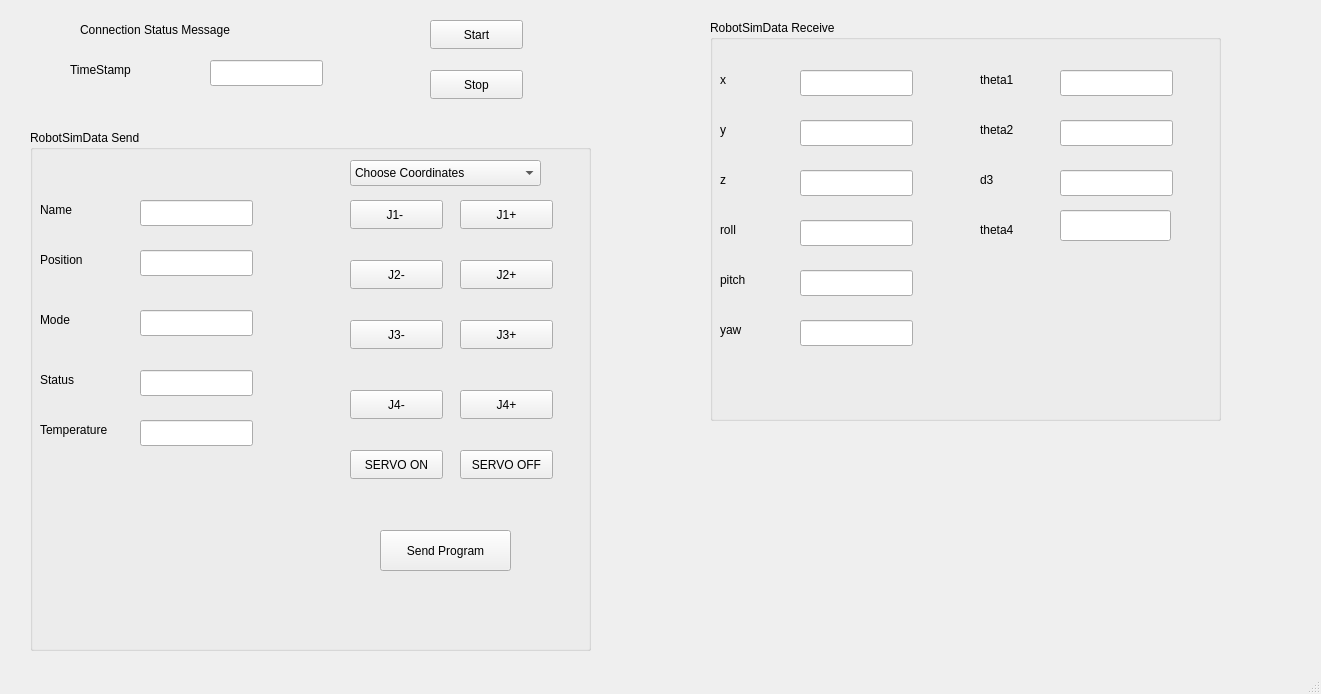
Old version of the form mainwindow.ui in the repository DzungV/OPCUAClient_Qt.
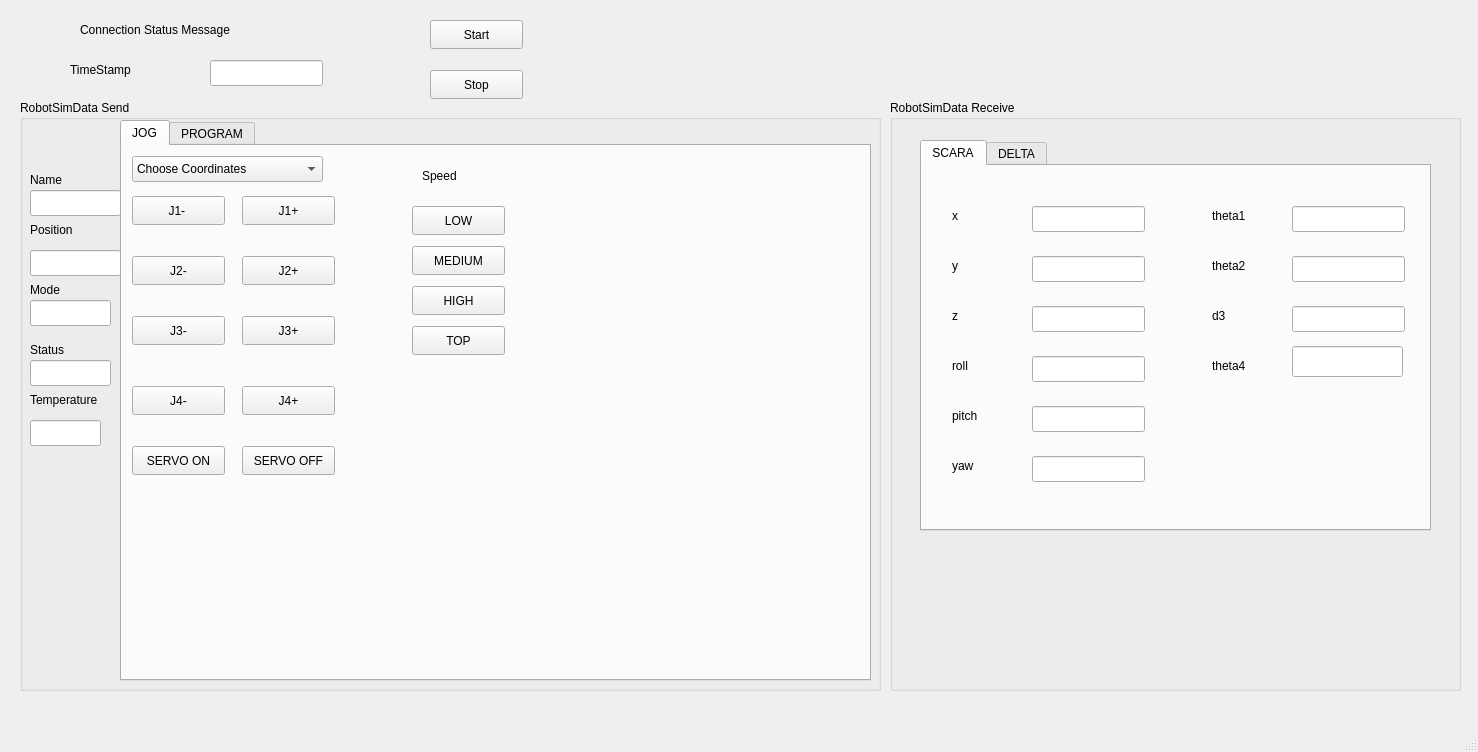
New version of the form. The open tabs and pages were chosen to show the change.

The edit to the form file:
```diff
--- a/mainwindow.ui
+++ b/mainwindow.ui
@@ -6,8 +6,8 @@
    <rect>
     <x>0</x>
     <y>0</y>
-    <width>1321</width>
-    <height>694</height>
+    <width>1478</width>
+    <height>752</height>
    </rect>
   </property>
   <property name="windowTitle">
@@ -43,10 +43,10 @@
    <widget class="QGroupBox" name="groupBox">
     <property name="geometry">
      <rect>
-      <x>30</x>
-      <y>130</y>
-      <width>561</width>
-      <height>521</height>
+      <x>20</x>
+      <y>100</y>
+      <width>861</width>
+      <height>591</height>
      </rect>
     </property>
     <property name="title">
@@ -120,9 +120,9 @@
     <widget class="QLineEdit" name="lnESend_Name">
      <property name="geometry">
       <rect>
-       <x>110</x>
-       <y>70</y>
-       <width>113</width>
+       <x>10</x>
+       <y>90</y>
+       <width>91</width>
        <height>26</height>
       </rect>
      </property>
@@ -130,9 +130,9 @@
     <widget class="QLineEdit" name="lnESend_Pos">
      <property name="geometry">
       <rect>
-       <x>110</x>
-       <y>120</y>
-       <width>113</width>
+       <x>10</x>
+       <y>150</y>
+       <width>91</width>
        <height>26</height>
       </rect>
      </property>
@@ -140,9 +140,9 @@
     <widget class="QLineEdit" name="lnESend_Mode">
      <property name="geometry">
       <rect>
-       <x>110</x>
-       <y>180</y>
-       <width>113</width>
+       <x>10</x>
+       <y>200</y>
+       <width>81</width>
        <height>26</height>
       </rect>
      </property>
@@ -150,9 +150,9 @@
     <widget class="QLineEdit" name="lnESend_Stt">
      <property name="geometry">
       <rect>
-       <x>110</x>
-       <y>240</y>
-       <width>113</width>
+       <x>10</x>
+       <y>260</y>
+       <width>81</width>
        <height>26</height>
       </rect>
      </property>
@@ -160,135 +160,34 @@
     <widget class="QLineEdit" name="lnESend_Temp">
      <property name="geometry">
       <rect>
-       <x>110</x>
-       <y>290</y>
-       <width>113</width>
-       <height>26</height>
-      </rect>
-     </property>
-    </widget>
-    <widget class="QPushButton" name="btnJ1_neg">
-     <property name="geometry">
-      <rect>
-       <x>320</x>
-       <y>70</y>
-       <width>93</width>
-       <height>29</height>
-      </rect>
-     </property>
-     <property name="text">
-      <string>J1- </string>
-     </property>
-    </widget>
-    <widget class="QPushButton" name="btnJ1_pos">
-     <property name="geometry">
-      <rect>
-       <x>430</x>
-       <y>70</y>
-       <width>93</width>
-       <height>29</height>
-      </rect>
-     </property>
-     <property name="text">
-      <string>J1+</string>
-     </property>
-    </widget>
-    <widget class="QPushButton" name="btnJ2_neg">
-     <property name="geometry">
-      <rect>
-       <x>320</x>
-       <y>130</y>
-       <width>93</width>
-       <height>29</height>
-      </rect>
-     </property>
-     <property name="text">
-      <string>J2-</string>
-     </property>
-    </widget>
-    <widget class="QPushButton" name="btnJ2_pos">
-     <property name="geometry">
-      <rect>
-       <x>430</x>
-       <y>130</y>
-       <width>93</width>
-       <height>29</height>
-      </rect>
-     </property>
-     <property name="text">
-      <string>J2+</string>
-     </property>
-    </widget>
-    <widget class="QPushButton" name="btnJ3_neg">
-     <property name="geometry">
-      <rect>
-       <x>320</x>
-       <y>190</y>
-       <width>93</width>
-       <height>29</height>
-      </rect>
-     </property>
-     <property name="text">
-      <string>J3-</string>
-     </property>
-    </widget>
-    <widget class="QPushButton" name="btnJ3_pos">
-     <property name="geometry">
-      <rect>
-       <x>430</x>
-       <y>190</y>
-       <width>93</width>
-       <height>29</height>
-      </rect>
-     </property>
-     <property name="text">
-      <string>J3+</string>
-     </property>
-    </widget>
-    <widget class="QPushButton" name="btnJ4_neg">
-     <property name="geometry">
-      <rect>
-       <x>320</x>
-       <y>260</y>
-       <width>93</width>
-       <height>29</height>
-      </rect>
-     </property>
-     <property name="text">
-      <string>J4-</string>
-     </property>
-    </widget>
-    <widget class="QPushButton" name="btnJ4_pos">
-     <property name="geometry">
-      <rect>
-       <x>430</x>
-       <y>260</y>
-       <width>93</width>
-       <height>29</height>
-      </rect>
-     </property>
-     <property name="text">
-      <string>J4+</string>
-     </property>
-    </widget>
-    <widget class="QPushButton" name="btnSVON">
-     <property name="geometry">
-      <rect>
-       <x>320</x>
+       <x>10</x>
        <y>320</y>
-       <width>93</width>
-       <height>29</height>
+       <width>71</width>
+       <height>26</height>
       </rect>
      </property>
-     <property name="text">
-      <string>SERVO ON</string>
-     </property>
     </widget>
+    <widget class="QTabWidget" name="tabWidget">
+     <property name="geometry">
+      <rect>
+       <x>100</x>
+       <y>20</y>
+       <width>751</width>
+       <height>561</height>
+      </rect>
+     </property>
+     <property name="currentIndex">
+      <number>1</number>
+     </property>
+     <widget class="QWidget" name="tab">
+      <attribute name="title">
+       <string>JOG</string>
+      </attribute>
     <widget class="QPushButton" name="btnSVOFF">
      <property name="geometry">
       <rect>
-       <x>430</x>
-       <y>320</y>
+         <x>120</x>
+         <y>300</y>
        <width>93</width>
        <height>29</height>
       </rect>
@@ -297,11 +196,24 @@
       <string>SERVO OFF</string>
      </property>
     </widget>
+      <widget class="QPushButton" name="btnJ2_neg">
+       <property name="geometry">
+        <rect>
+         <x>10</x>
+         <y>110</y>
+         <width>93</width>
+         <height>29</height>
+        </rect>
+       </property>
+       <property name="text">
+        <string>J2-</string>
+       </property>
+      </widget>
     <widget class="QComboBox" name="chbCoords">
      <property name="geometry">
       <rect>
-       <x>320</x>
-       <y>30</y>
+         <x>10</x>
+         <y>10</y>
        <width>191</width>
        <height>26</height>
       </rect>
@@ -332,11 +244,185 @@
       </property>
      </item>
     </widget>
+      <widget class="QPushButton" name="btnJ4_neg">
+       <property name="geometry">
+        <rect>
+         <x>10</x>
+         <y>240</y>
+         <width>93</width>
+         <height>29</height>
+        </rect>
+       </property>
+       <property name="text">
+        <string>J4-</string>
+       </property>
+      </widget>
+      <widget class="QPushButton" name="btnJ2_pos">
+       <property name="geometry">
+        <rect>
+         <x>120</x>
+         <y>110</y>
+         <width>93</width>
+         <height>29</height>
+        </rect>
+       </property>
+       <property name="text">
+        <string>J2+</string>
+       </property>
+      </widget>
+      <widget class="QPushButton" name="btnJ4_pos">
+       <property name="geometry">
+        <rect>
+         <x>120</x>
+         <y>240</y>
+         <width>93</width>
+         <height>29</height>
+        </rect>
+       </property>
+       <property name="text">
+        <string>J4+</string>
+       </property>
+      </widget>
+      <widget class="QPushButton" name="btnJ1_pos">
+       <property name="geometry">
+        <rect>
+         <x>120</x>
+         <y>50</y>
+         <width>93</width>
+         <height>29</height>
+        </rect>
+       </property>
+       <property name="text">
+        <string>J1+</string>
+       </property>
+      </widget>
+      <widget class="QPushButton" name="btnJ3_pos">
+       <property name="geometry">
+        <rect>
+         <x>120</x>
+         <y>170</y>
+         <width>93</width>
+         <height>29</height>
+        </rect>
+       </property>
+       <property name="text">
+        <string>J3+</string>
+       </property>
+      </widget>
+      <widget class="QPushButton" name="btnJ3_neg">
+       <property name="geometry">
+        <rect>
+         <x>10</x>
+         <y>170</y>
+         <width>93</width>
+         <height>29</height>
+        </rect>
+       </property>
+       <property name="text">
+        <string>J3-</string>
+       </property>
+      </widget>
+      <widget class="QPushButton" name="btnJ1_neg">
+       <property name="geometry">
+        <rect>
+         <x>10</x>
+         <y>50</y>
+         <width>93</width>
+         <height>29</height>
+        </rect>
+       </property>
+       <property name="text">
+        <string>J1- </string>
+       </property>
+      </widget>
+      <widget class="QPushButton" name="btnSVON">
+       <property name="geometry">
+        <rect>
+         <x>10</x>
+         <y>300</y>
+         <width>93</width>
+         <height>29</height>
+        </rect>
+       </property>
+       <property name="text">
+        <string>SERVO ON</string>
+       </property>
+      </widget>
+      <widget class="QLabel" name="label_17">
+       <property name="geometry">
+        <rect>
+         <x>300</x>
+         <y>20</y>
+         <width>63</width>
+         <height>20</height>
+        </rect>
+       </property>
+       <property name="text">
+        <string>Speed</string>
+       </property>
+      </widget>
+      <widget class="QPushButton" name="btnSpeed_low">
+       <property name="geometry">
+        <rect>
+         <x>290</x>
+         <y>60</y>
+         <width>93</width>
+         <height>29</height>
+        </rect>
+       </property>
+       <property name="text">
+        <string>LOW</string>
+       </property>
+      </widget>
+      <widget class="QPushButton" name="btnSpeed_med">
+       <property name="geometry">
+        <rect>
+         <x>290</x>
+         <y>100</y>
+         <width>93</width>
+         <height>29</height>
+        </rect>
+       </property>
+       <property name="text">
+        <string>MEDIUM</string>
+       </property>
+      </widget>
+      <widget class="QPushButton" name="btnSpeed_high">
+       <property name="geometry">
+        <rect>
+         <x>290</x>
+         <y>140</y>
+         <width>93</width>
+         <height>29</height>
+        </rect>
+       </property>
+       <property name="text">
+        <string>HIGH</string>
+       </property>
+      </widget>
+      <widget class="QPushButton" name="btnSpeed_top">
+       <property name="geometry">
+        <rect>
+         <x>290</x>
+         <y>180</y>
+         <width>93</width>
+         <height>29</height>
+        </rect>
+       </property>
+       <property name="text">
+        <string>TOP</string>
+       </property>
+      </widget>
+     </widget>
+     <widget class="QWidget" name="tab_2">
+      <attribute name="title">
+       <string>PROGRAM</string>
+      </attribute>
     <widget class="QPushButton" name="btnSendProg">
      <property name="geometry">
       <rect>
-       <x>350</x>
-       <y>400</y>
+         <x>500</x>
+         <y>470</y>
        <width>131</width>
        <height>41</height>
       </rect>
@@ -345,63 +431,79 @@
       <string>Send Program</string>
      </property>
     </widget>
+      <widget class="QPushButton" name="btnWriteProg">
+       <property name="geometry">
+        <rect>
+         <x>30</x>
+         <y>470</y>
+         <width>131</width>
+         <height>41</height>
+        </rect>
+       </property>
+       <property name="text">
+        <string>Write a Program</string>
+       </property>
+      </widget>
+      <widget class="QWidget" name="gridLayoutWidget">
+       <property name="geometry">
+        <rect>
+         <x>20</x>
+         <y>10</y>
+         <width>711</width>
+         <height>451</height>
+        </rect>
+       </property>
+       <layout class="QGridLayout" name="gridLayout"/>
+      </widget>
+      <widget class="QPushButton" name="btnSaveProg">
+       <property name="geometry">
+        <rect>
+         <x>270</x>
+         <y>470</y>
+         <width>141</width>
+         <height>41</height>
+        </rect>
+       </property>
+       <property name="text">
+        <string>Save Program</string>
+       </property>
+      </widget>
+     </widget>
+    </widget>
    </widget>
    <widget class="QGroupBox" name="groupBox_2">
     <property name="geometry">
      <rect>
-      <x>710</x>
-      <y>20</y>
-      <width>511</width>
-      <height>401</height>
+      <x>890</x>
+      <y>100</y>
+      <width>571</width>
+      <height>591</height>
      </rect>
     </property>
     <property name="title">
      <string>RobotSimData Receive</string>
     </property>
-    <widget class="QLabel" name="label_7">
+    <widget class="QTabWidget" name="tabWidget_2">
      <property name="geometry">
       <rect>
-       <x>10</x>
-       <y>50</y>
-       <width>31</width>
-       <height>20</height>
+       <x>30</x>
+       <y>40</y>
+       <width>511</width>
+       <height>391</height>
       </rect>
      </property>
-     <property name="text">
-      <string>x</string>
+     <property name="currentIndex">
+      <number>0</number>
      </property>
-    </widget>
-    <widget class="QLabel" name="label_8">
-     <property name="geometry">
-      <rect>
-       <x>10</x>
-       <y>100</y>
-       <width>21</width>
-       <height>20</height>
-      </rect>
-     </property>
-     <property name="text">
-      <string>y</string>
-     </property>
-    </widget>
-    <widget class="QLabel" name="label_9">
-     <property name="geometry">
-      <rect>
-       <x>10</x>
-       <y>150</y>
-       <width>31</width>
-       <height>20</height>
-      </rect>
-     </property>
-     <property name="text">
-      <string>z</string>
-     </property>
-    </widget>
+     <widget class="QWidget" name="tab_3">
+      <attribute name="title">
+       <string>SCARA</string>
+      </attribute>
     <widget class="QLabel" name="label_10">
      <property name="geometry">
       <rect>
-       <x>10</x>
-       <y>200</y>
+         <x>30</x>
+         <y>190</y>
        <width>41</width>
        <height>20</height>
       </rect>
@@ -410,34 +512,37 @@
       <string>roll</string>
      </property>
     </widget>
-    <widget class="QLabel" name="label_11">
+      <widget class="QLabel" name="label_15">
      <property name="geometry">
       <rect>
-       <x>10</x>
-       <y>250</y>
-       <width>51</width>
+         <x>290</x>
+         <y>140</y>
+         <width>63</width>
        <height>20</height>
       </rect>
      </property>
      <property name="text">
-      <string>pitch</string>
-     </property>
-    </widget>
-    <widget class="QLineEdit" name="lnERecv_x">
+        <string>d3</string>
+       </property>
+      </widget>
+      <widget class="QLabel" name="label_8">
      <property name="geometry">
       <rect>
-       <x>90</x>
-       <y>50</y>
-       <width>113</width>
-       <height>26</height>
-      </rect>
-     </property>
-    </widget>
-    <widget class="QLineEdit" name="lnERecv_y">
+         <x>30</x>
+         <y>90</y>
+         <width>21</width>
+         <height>20</height>
+        </rect>
+       </property>
+       <property name="text">
+        <string>y</string>
+       </property>
+      </widget>
+      <widget class="QLineEdit" name="lnERecv_theta2">
      <property name="geometry">
       <rect>
-       <x>90</x>
-       <y>100</y>
+         <x>370</x>
+         <y>90</y>
        <width>113</width>
        <height>26</height>
       </rect>
@@ -446,8 +551,31 @@
     <widget class="QLineEdit" name="lnERecv_z">
      <property name="geometry">
       <rect>
-       <x>90</x>
-       <y>150</y>
+         <x>110</x>
+         <y>140</y>
+         <width>113</width>
+         <height>26</height>
+        </rect>
+       </property>
+      </widget>
+      <widget class="QLabel" name="label_14">
+       <property name="geometry">
+        <rect>
+         <x>290</x>
+         <y>40</y>
+         <width>63</width>
+         <height>20</height>
+        </rect>
+       </property>
+       <property name="text">
+        <string>theta1</string>
+       </property>
+      </widget>
+      <widget class="QLineEdit" name="lnERecv_x">
+       <property name="geometry">
+        <rect>
+         <x>110</x>
+         <y>40</y>
        <width>113</width>
        <height>26</height>
       </rect>
@@ -456,8 +584,18 @@
     <widget class="QLineEdit" name="lnERecv_roll">
      <property name="geometry">
       <rect>
-       <x>90</x>
-       <y>200</y>
+         <x>110</x>
+         <y>190</y>
+         <width>113</width>
+         <height>26</height>
+        </rect>
+       </property>
+      </widget>
+      <widget class="QLineEdit" name="lnERecv_d3">
+       <property name="geometry">
+        <rect>
+         <x>370</x>
+         <y>140</y>
        <width>113</width>
        <height>26</height>
       </rect>
@@ -466,8 +604,8 @@
     <widget class="QLineEdit" name="lnERecv_pitch">
      <property name="geometry">
       <rect>
-       <x>90</x>
-       <y>250</y>
+         <x>110</x>
+         <y>240</y>
        <width>113</width>
        <height>26</height>
       </rect>
@@ -476,8 +614,8 @@
     <widget class="QLabel" name="label_12">
      <property name="geometry">
       <rect>
-       <x>10</x>
-       <y>300</y>
+         <x>30</x>
+         <y>290</y>
        <width>63</width>
        <height>20</height>
       </rect>
@@ -486,21 +624,11 @@
       <string>yaw</string>
      </property>
     </widget>
-    <widget class="QLineEdit" name="lnERecv_yaw">
-     <property name="geometry">
-      <rect>
-       <x>90</x>
-       <y>300</y>
-       <width>113</width>
-       <height>26</height>
-      </rect>
-     </property>
-    </widget>
     <widget class="QLabel" name="label_13">
      <property name="geometry">
       <rect>
-       <x>270</x>
-       <y>100</y>
+         <x>290</x>
+         <y>90</y>
        <width>63</width>
        <height>20</height>
       </rect>
@@ -509,84 +637,104 @@
       <string>theta2</string>
      </property>
     </widget>
-    <widget class="QLabel" name="label_14">
+      <widget class="QLabel" name="label_7">
      <property name="geometry">
       <rect>
-       <x>270</x>
-       <y>50</y>
-       <width>63</width>
+         <x>30</x>
+         <y>40</y>
+         <width>31</width>
        <height>20</height>
       </rect>
      </property>
      <property name="text">
-      <string>theta1</string>
-     </property>
-    </widget>
-    <widget class="QLabel" name="label_15">
+        <string>x </string>
+       </property>
+      </widget>
+      <widget class="QLabel" name="label_16">
      <property name="geometry">
       <rect>
-       <x>270</x>
-       <y>150</y>
+         <x>290</x>
+         <y>190</y>
        <width>63</width>
        <height>20</height>
       </rect>
      </property>
      <property name="text">
-      <string>d3</string>
-     </property>
-    </widget>
-    <widget class="QLineEdit" name="lnERecv_theta1">
-     <property name="geometry">
-      <rect>
-       <x>350</x>
-       <y>50</y>
-       <width>113</width>
-       <height>26</height>
-      </rect>
-     </property>
-    </widget>
-    <widget class="QLineEdit" name="lnERecv_theta2">
-     <property name="geometry">
-      <rect>
-       <x>350</x>
-       <y>100</y>
-       <width>113</width>
-       <height>26</height>
-      </rect>
-     </property>
-    </widget>
-    <widget class="QLineEdit" name="lnERecv_d3">
-     <property name="geometry">
-      <rect>
-       <x>350</x>
-       <y>150</y>
-       <width>113</width>
-       <height>26</height>
-      </rect>
+        <string>theta4</string>
      </property>
     </widget>
     <widget class="QLineEdit" name="lnERecv_theta4">
      <property name="geometry">
       <rect>
-       <x>350</x>
-       <y>190</y>
+         <x>370</x>
+         <y>180</y>
        <width>111</width>
        <height>31</height>
       </rect>
      </property>
     </widget>
-    <widget class="QLabel" name="label_16">
+      <widget class="QLineEdit" name="lnERecv_y">
      <property name="geometry">
       <rect>
-       <x>270</x>
-       <y>200</y>
-       <width>63</width>
+         <x>110</x>
+         <y>90</y>
+         <width>113</width>
+         <height>26</height>
+        </rect>
+       </property>
+      </widget>
+      <widget class="QLineEdit" name="lnERecv_theta1">
+       <property name="geometry">
+        <rect>
+         <x>370</x>
+         <y>40</y>
+         <width>113</width>
+         <height>26</height>
+        </rect>
+       </property>
+      </widget>
+      <widget class="QLabel" name="label_9">
+       <property name="geometry">
+        <rect>
+         <x>30</x>
+         <y>140</y>
+         <width>31</width>
        <height>20</height>
       </rect>
      </property>
      <property name="text">
-      <string>theta4</string>
-     </property>
+        <string>z</string>
+       </property>
+      </widget>
+      <widget class="QLineEdit" name="lnERecv_yaw">
+       <property name="geometry">
+        <rect>
+         <x>110</x>
+         <y>290</y>
+         <width>113</width>
+         <height>26</height>
+        </rect>
+       </property>
+      </widget>
+      <widget class="QLabel" name="label_11">
+       <property name="geometry">
+        <rect>
+         <x>30</x>
+         <y>240</y>
+         <width>51</width>
+         <height>20</height>
+        </rect>
+       </property>
+       <property name="text">
+        <string>pitch</string>
+       </property>
+      </widget>
+     </widget>
+     <widget class="QWidget" name="tab_4">
+      <attribute name="title">
+       <string>DELTA</string>
+      </attribute>
+     </widget>
     </widget>
    </widget>
    <widget class="QLabel" name="label_2">
```
Left out of the diff: 2 changed lines with no effect on the pictures. Lines whose indentation alone changed are shown as unchanged.
